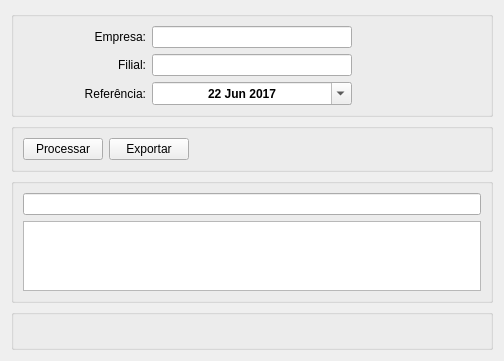
Before: the Qt Designer form relacaocolaborador.ui in fallomermo/SeverinoTools_BKP_Old, drawn with Qt 5.
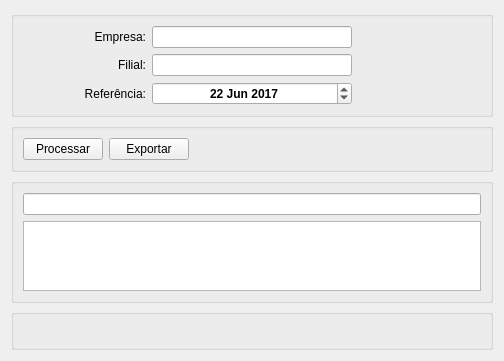
After: the same form once the commit is applied. Icons and pictures are not drawn.

Commit message: Ponto de Recuperação A007.B

```diff
--- a/relacaocolaborador.ui
+++ b/relacaocolaborador.ui
@@ -171,7 +171,7 @@
          <set>Qt::AlignCenter</set>
         </property>
         <property name="calendarPopup">
-         <bool>true</bool>
+         <bool>false</bool>
         </property>
         <property name="date">
          <date>
```
The commit also changes 1 other file.
